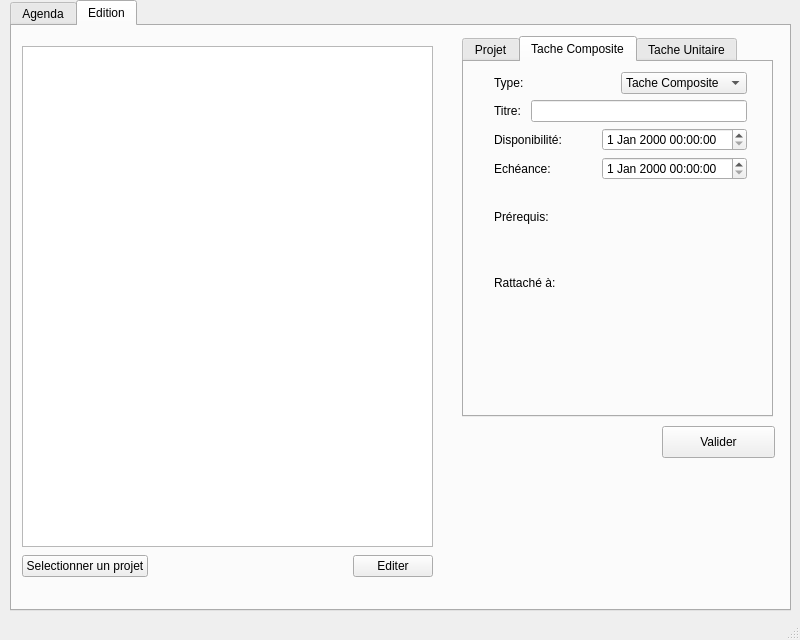
Qt form mainwindow.ui (TamtamHero/LO21) before a commit.
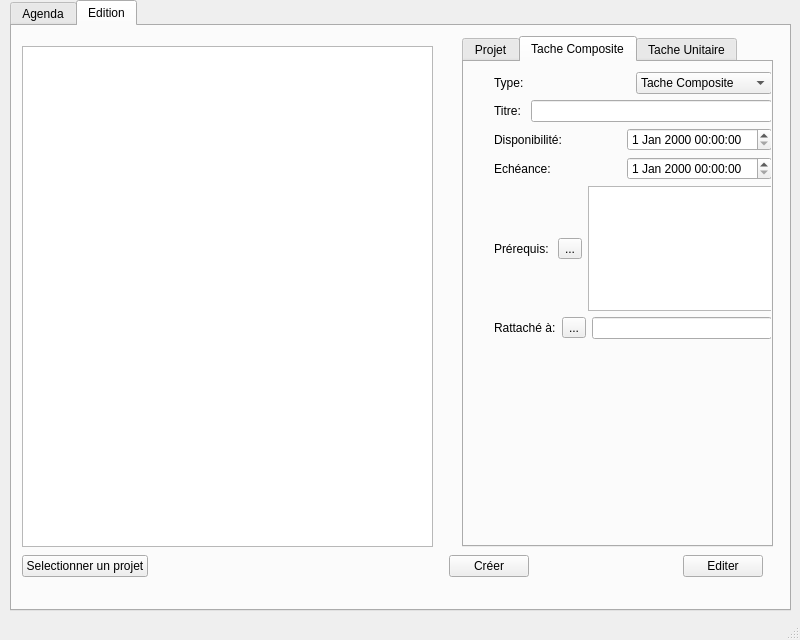
The same form after that commit. The open tabs and pages were chosen to show the change.

Commit message: Added new comportments and taskSelection class.

What changed in the file:
```diff
--- a/mainwindow.ui
+++ b/mainwindow.ui
@@ -420,7 +420,7 @@
         <x>450</x>
         <y>10</y>
         <width>311</width>
-        <height>381</height>
+        <height>511</height>
        </rect>
       </property>
       <property name="currentIndex">
@@ -524,8 +524,8 @@
          <rect>
           <x>30</x>
           <y>10</y>
-          <width>253</width>
-          <height>241</height>
+          <width>278</width>
+          <height>267</height>
          </rect>
         </property>
         <layout class="QVBoxLayout" name="verticalLayout_2">
@@ -610,6 +610,20 @@
              </property>
             </widget>
            </item>
+           <item>
+            <widget class="QToolButton" name="toolButton_blendTask_prerequisite">
+             <property name="text">
+              <string>...</string>
+             </property>
+            </widget>
+           </item>
+           <item>
+            <widget class="QTextEdit" name="textEdit_blendTask_prerequisite">
+             <property name="readOnly">
+              <bool>true</bool>
+             </property>
+            </widget>
+           </item>
           </layout>
          </item>
          <item>
@@ -621,6 +635,20 @@
              </property>
             </widget>
            </item>
+           <item>
+            <widget class="QToolButton" name="toolButton_blendTask_attachedTo">
+             <property name="text">
+              <string>...</string>
+             </property>
+            </widget>
+           </item>
+           <item>
+            <widget class="QLineEdit" name="lineEdit_blendTask_attachedTo">
+             <property name="readOnly">
+              <bool>true</bool>
+             </property>
+            </widget>
+           </item>
           </layout>
          </item>
         </layout>
@@ -777,19 +805,6 @@
        </widget>
       </widget>
      </widget>
-     <widget class="QPushButton" name="pushButton_Editing_confirm">
-      <property name="geometry">
-       <rect>
-        <x>650</x>
-        <y>400</y>
-        <width>113</width>
-        <height>32</height>
-       </rect>
-      </property>
-      <property name="text">
-       <string>Valider</string>
-      </property>
-     </widget>
      <widget class="QTreeView" name="treeView">
       <property name="geometry">
        <rect>
@@ -808,7 +823,7 @@
        <rect>
         <x>10</x>
         <y>520</y>
-        <width>411</width>
+        <width>741</width>
         <height>41</height>
        </rect>
       </property>
@@ -834,7 +849,43 @@
         </spacer>
        </item>
        <item>
-        <widget class="QPushButton" name="pushButton_Editing_edit">
+        <spacer name="horizontalSpacer_7">
+         <property name="orientation">
+          <enum>Qt::Horizontal</enum>
+         </property>
+         <property name="sizeHint" stdset="0">
+          <size>
+           <width>40</width>
+           <height>20</height>
+          </size>
+         </property>
+        </spacer>
+       </item>
+       <item>
+        <widget class="QPushButton" name="pushButton_editing_create">
+         <property name="text">
+          <string>Créer</string>
+         </property>
+        </widget>
+       </item>
+       <item>
+        <spacer name="horizontalSpacer_6">
+         <property name="orientation">
+          <enum>Qt::Horizontal</enum>
+         </property>
+         <property name="sizeHint" stdset="0">
+          <size>
+           <width>40</width>
+           <height>20</height>
+          </size>
+         </property>
+        </spacer>
+       </item>
+       <item>
+        <widget class="QPushButton" name="pushButton_editing_edit">
+         <property name="enabled">
+          <bool>true</bool>
+         </property>
          <property name="text">
           <string>Editer</string>
          </property>
```
Left out of the diff: 42 changed lines with no effect on the pictures. The commit also changes 6 other files.
